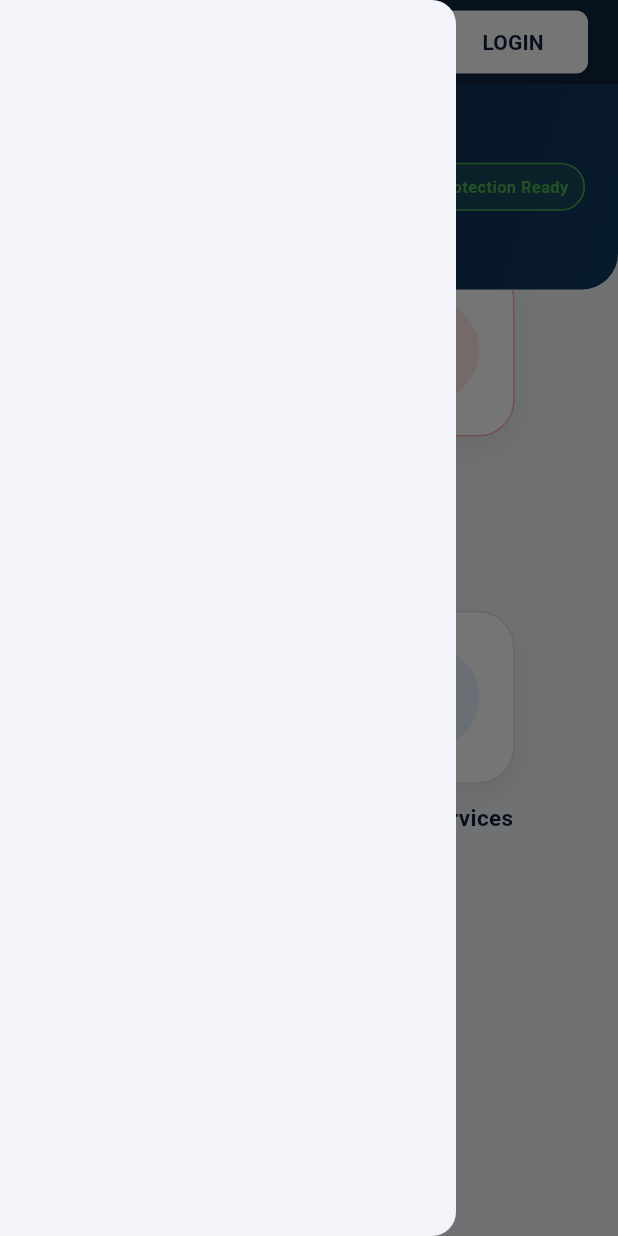
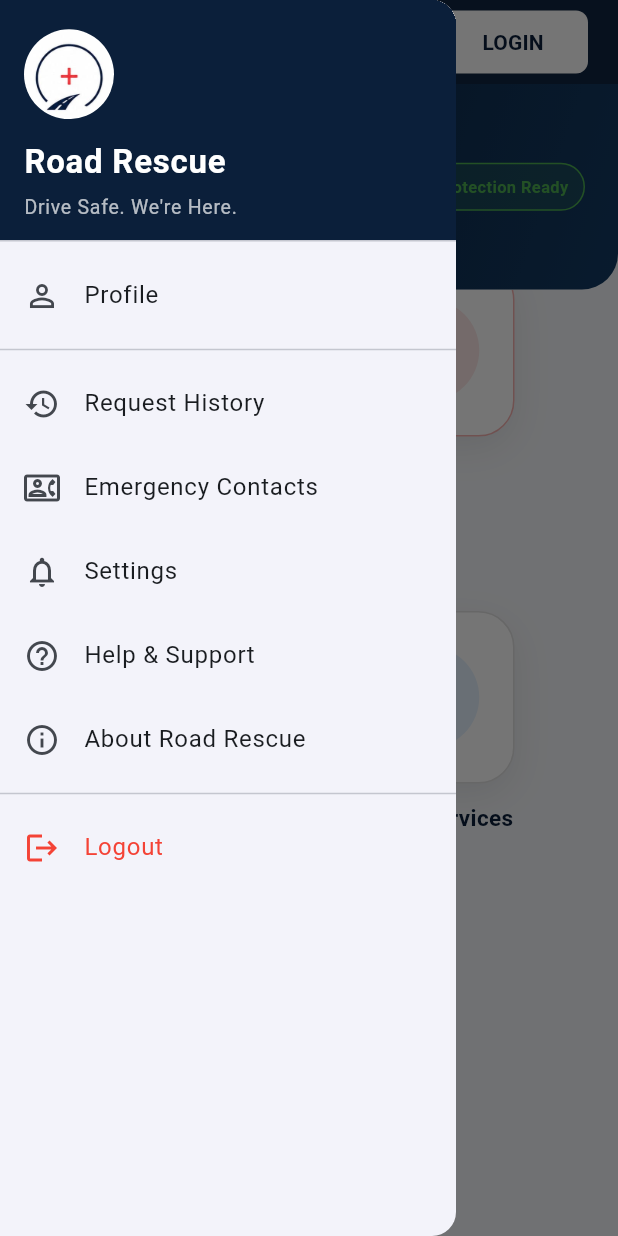
Before and after one commit to pratikshyadas2006/roadrescue, a Flutter app: the screen it shows after launch, scrolled down 37 dp, after a tap on the "menu" icon, on a phone screen of 412 x 824 dp. Run offline on Flutter 3.47's test engine with Material 3 defaults, Android fonts, the phone set to English and light mode, and no system bars.

Commit message:
Completed UI Screens and Drawer

```diff
--- a/lib/screens/home_screen.dart
+++ b/lib/screens/home_screen.dart
@@ -1,6 +1,11 @@
 import 'package:flutter/material.dart';
 import 'package:rr/theme/app_colors.dart';
 import 'login_screen.dart';
+import 'profile_screen.dart';
+import 'request_history_screen.dart';
+import 'emergency_contacts_screen.dart';
+
+
 
 class HomeScreen extends StatelessWidget {
   const HomeScreen({super.key});
@@ -85,10 +90,133 @@ class HomeScreen extends StatelessWidget {
     ),
   ],
 ),
-      drawer: const Drawer(),
-      body: SafeArea(
+      drawer: Drawer(
+  child: ListView(
+    padding: EdgeInsets.zero,
+    children: [
+      DrawerHeader(
+        decoration: const BoxDecoration(
+          color: AppColors.primary,
+        ),
         child: Column(
+          crossAxisAlignment: CrossAxisAlignment.start,
+          mainAxisAlignment: MainAxisAlignment.center,
           children: [
+            ClipOval(
+              child: Image.asset(
+                'assets/images/logo.jpeg',
+                width: 60,
+                height: 60,
+                fit: BoxFit.cover,
+              ),
+            ),
+            const SizedBox(height: 12),
+            const Text(
+              'Road Rescue',
+              style: TextStyle(
+                color: Colors.white,
+                fontSize: 22,
+                fontWeight: FontWeight.bold,
+              ),
+            ),
+            const SizedBox(height: 4),
+            const Text(
+              'Drive Safe. We\'re Here.',
+              style: TextStyle(
+                color: Colors.white70,
+                fontSize: 13,
+              ),
+            ),
+          ],
+
+        ),
+      ),
+
+      ListTile(
+  leading: const Icon(Icons.person_outline),
+  title: const Text('Profile'),
+  onTap: () {
+    Navigator.pop(context);
+
+    Navigator.push(
+      context,
+      MaterialPageRoute(
+        builder: (context) => const ProfileScreen(),
+      ),
+    );
+  },
+),
+
+const Divider(),
+
+ListTile(
+  leading: const Icon(Icons.history),
+  title: const Text('Request History'),
+  onTap: () {
+    Navigator.pop(context);
+
+    Navigator.push(
+      context,
+      MaterialPageRoute(
+        builder: (context) => RequestHistoryScreen(),
+      ),
+    );
+  },
+),
+
+ListTile(
+  leading: const Icon(Icons.contact_phone_outlined),
+  title: const Text('Emergency Contacts'),
+  onTap: () {
+    Navigator.pop(context);
+
+    Navigator.push(
+      context,
+      MaterialPageRoute(
+        builder: (context) => EmergencyContactsScreen(),
+      ),
+    );
+  },
+),
+
+ListTile(
+  leading: const Icon(Icons.notifications_none),
+  title: const Text('Settings'),
+
+onTap: () {},
+),
+
+
+ListTile(
+  leading: const Icon(Icons.help_outline),
+  title: const Text('Help & Support'),
+  onTap: () {},
+),
+
+ListTile(
+  leading: const Icon(Icons.info_outline),
+  title: const Text('About Road Rescue'),
+  onTap: () {},
+),
+
+const Divider(),
+
+ListTile(
+  leading: const Icon(Icons.logout, color: Colors.red),
+  title: const Text(
+    'Logout',
+    style: TextStyle(color: Colors.red),
+  ),
+  onTap: () {},
+),
+    ],
+  ),
+      ),
+body: SafeArea(
+  child: Column(
+    children: [
+
+
             // Top Welcome Banner Block
             Container(
   width: double.infinity,
```
Also changed, not shown: lib/screens/emergency_contacts_screen.dart (added, +40 -0 lines), lib/screens/profile_screen.dart (added, +128 -0 lines), lib/screens/request_history_screen.dart (added, +82 -0 lines).
